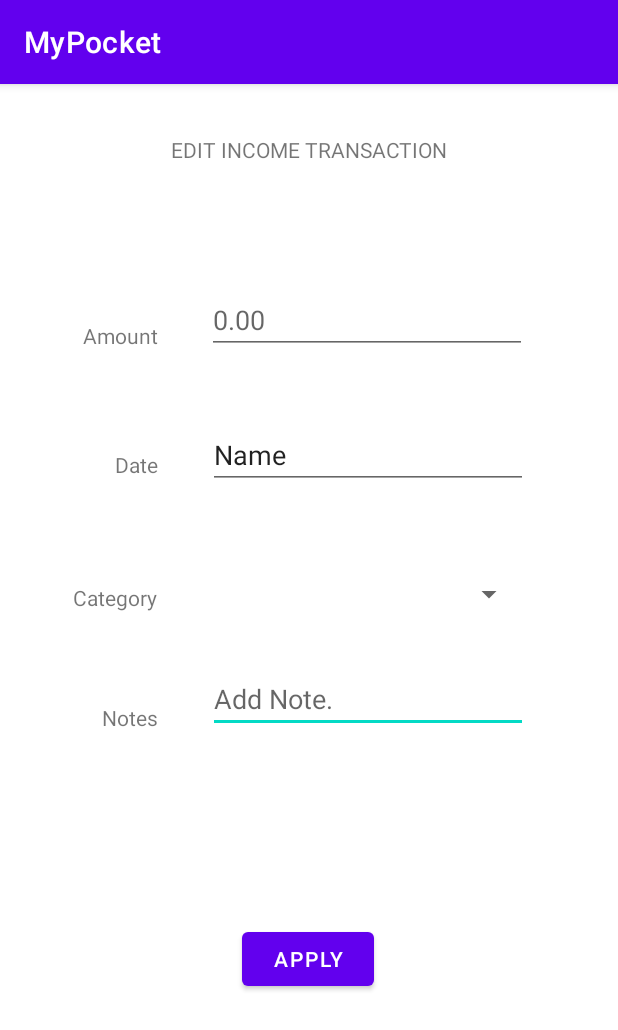
After one commit to norrisasd/MyPocket, an Android app: the income_edit_transaction screen opened directly, with no data from a screen before it, on a phone screen of 412 x 824 dp. The commit adds this screen. Shown: the top 1030 px of the screen. Run offline under Robolectric (Android 15) with nearby library versions, the light colour scheme and no system bars; Roboto replaces fonts that are not available here.

Commit message:
RETRIEVED
CATEGORY
-dialog box
-ordered listview
-refresh
-add to database
-default

TRANSACTION HISTORY
-edit for income

T^T
salamat na retrieve

```diff
--- a/app/src/main/AndroidManifest.xml
+++ b/app/src/main/AndroidManifest.xml
@@ -9,7 +9,8 @@
         android:roundIcon="@mipmap/ic_launcher_round"
         android:supportsRtl="true"
         android:theme="@style/Theme.MyPocket">
-        <activity android:name=".Categories"></activity>
+        <activity android:name=".income_edit_transaction"></activity>
+        <activity android:name=".Categories" />
         <activity android:name=".Transaction_details" />
         <activity android:name=".Billings" />
         <activity android:name=".Transaction" />
--- a/app/src/main/java/com/example/mypocket/Categories.java
+++ b/app/src/main/java/com/example/mypocket/Categories.java
@@ -25,6 +25,8 @@ public class Categories extends AppCompatActivity{
     EditText icategory;
     DBHelper db;
     String user;
+
+
     @Override
     protected void onCreate(Bundle savedInstanceState) {
         super.onCreate(savedInstanceState);
@@ -34,7 +36,7 @@ public class Categories extends AppCompatActivity{
         RadioButton income= (RadioButton) findViewById(R.id.cat_income_rad);
         FloatingActionButton add = findViewById(R.id.categorry_button);
         db = new DBHelper(getApplicationContext());
-
+        db.DefaultExpenseCategories();
 
         expense.setOnCheckedChangeListener(new CompoundButton.OnCheckedChangeListener() {
             @Override
@@ -173,6 +175,7 @@ public class Categories extends AppCompatActivity{
                             else{
                                 text.setText(inccategory);
                                 AddIncomeCategory();
+                                dialog.dismiss();
                             }
                         } catch (Exception e) {
                             e.printStackTrace();
@@ -184,6 +187,7 @@ public class Categories extends AppCompatActivity{
     }
 //database
     public void AddIncomeCategory(){
+        db = new DBHelper(getApplicationContext());
         boolean check = db.createICategory(user,icategory.getText().toString());
         if(check){
             Toast.makeText(getApplicationContext(), "Added", Toast.LENGTH_SHORT).show();
--- a/app/src/main/java/com/example/mypocket/MainActivity.java
+++ b/app/src/main/java/com/example/mypocket/MainActivity.java
@@ -59,7 +59,7 @@ public class MainActivity extends AppCompatActivity {
 
             Intent intent = new Intent(this, Home.class);
             double total = db.getTotalExpenses(username);
-
+            intent.putExtra("user",username);
             intent.putExtra("total",total);
 
             double totalinc = db.getTotalIncome(username);
--- /dev/null
+++ b/app/src/main/java/com/example/mypocket/income_edit_transaction.java
@@ -0,0 +1,26 @@
+package com.example.mypocket;
+
+import android.os.Bundle;
+import android.view.View;
+import android.widget.Button;
+
+import androidx.appcompat.app.AppCompatActivity;
+
+public class income_edit_transaction extends AppCompatActivity {
+
+    @Override
+    protected void onCreate(Bundle savedInstanceState) {
+        super.onCreate(savedInstanceState);
+        setContentView(R.layout.activity_income_edit_transaction);
+
+        Button apply = findViewById(R.id.edit_income_button);
+
+        apply.setOnClickListener(new View.OnClickListener() {
+            @Override
+            public void onClick(View v) {
+                finish();
+            }
+        });
+
+    }
+}
--- /dev/null
+++ b/app/src/main/res/layout/activity_income_edit_transaction.xml
@@ -0,0 +1,139 @@
+<?xml version="1.0" encoding="utf-8"?>
+<androidx.constraintlayout.widget.ConstraintLayout xmlns:android="http://schemas.android.com/apk/res/android"
+    xmlns:app="http://schemas.android.com/apk/res-auto"
+    xmlns:tools="http://schemas.android.com/tools"
+    android:layout_width="match_parent"
+    android:layout_height="match_parent"
+    tools:context=".income_edit_transaction">
+
+    <TextView
+        android:id="@+id/textView31"
+        android:layout_width="wrap_content"
+        android:layout_height="wrap_content"
+        android:layout_marginStart="76dp"
+        android:text="Date"
+        app:layout_constraintBottom_toTopOf="@+id/textView34"
+        app:layout_constraintEnd_toEndOf="@+id/textView33"
+        app:layout_constraintStart_toStartOf="parent"
+        app:layout_constraintTop_toBottomOf="@+id/textView33" />
+
+    <EditText
+        android:id="@+id/editTextTextPersonName"
+        android:layout_width="wrap_content"
+        android:layout_height="wrap_content"
+        android:layout_marginStart="36dp"
+        android:layout_marginEnd="63dp"
+        android:layout_marginBottom="326dp"
+        android:ems="10"
+        android:hint="Add Note."
+        android:inputType="textPersonName"
+        app:layout_constraintBottom_toBottomOf="parent"
+        app:layout_constraintEnd_toEndOf="parent"
+        app:layout_constraintStart_toEndOf="@+id/textView32"
+        app:layout_constraintTop_toBottomOf="@+id/spinner2" />
+
+    <EditText
+        android:id="@+id/editTextTextPersonName5"
+        android:layout_width="wrap_content"
+        android:layout_height="wrap_content"
+        android:layout_marginEnd="62dp"
+        android:ems="10"
+        android:inputType="textPersonName"
+        android:text="Name"
+        app:layout_constraintBottom_toTopOf="@+id/spinner2"
+        app:layout_constraintEnd_toEndOf="parent"
+        app:layout_constraintStart_toStartOf="@+id/spinner2"
+        app:layout_constraintTop_toBottomOf="@+id/editTextTextPersonName6" />
+
+    <EditText
+        android:id="@+id/editTextTextPersonName6"
+        android:layout_width="wrap_content"
+        android:layout_height="wrap_content"
+        android:layout_marginTop="72dp"
+        android:layout_marginEnd="62dp"
+        android:layout_marginBottom="35dp"
+        android:ems="10"
+        android:hint="0.00"
+        android:inputType="textPersonName"
+        app:layout_constraintBottom_toTopOf="@+id/editTextTextPersonName5"
+        app:layout_constraintEnd_toEndOf="parent"
+        app:layout_constraintStart_toStartOf="@+id/editTextTextPersonName5"
+        app:layout_constraintTop_toBottomOf="@+id/textView39" />
+
+    <TextView
+        android:id="@+id/textView32"
+        android:layout_width="wrap_content"
+        android:layout_height="wrap_content"
+        android:layout_marginStart="67dp"
+        android:layout_marginBottom="326dp"
+        android:text="Notes"
+        app:layout_constraintBottom_toBottomOf="parent"
+        app:layout_constraintEnd_toEndOf="@+id/textView34"
+        app:layout_constraintStart_toStartOf="parent"
+        app:layout_constraintTop_toBottomOf="@+id/textView34" />
+
+    <TextView
+        android:id="@+id/textView33"
+        android:layout_width="wrap_content"
+        android:layout_height="wrap_content"
+        android:layout_marginStart="55dp"
+        android:layout_marginTop="148dp"
+        android:layout_marginBottom="57dp"
+        android:text="Amount"
+        app:layout_constraintBottom_toTopOf="@+id/textView31"
+        app:layout_constraintStart_toStartOf="parent"
+        app:layout_constraintTop_toTopOf="parent" />
+
+    <TextView
+        android:id="@+id/textView34"
+        android:layout_width="wrap_content"
+        android:layout_height="wrap_content"
+        android:layout_marginStart="48dp"
+        android:layout_marginTop="59dp"
+        android:layout_marginBottom="51dp"
+        android:text="Category"
+        app:layout_constraintBottom_toTopOf="@+id/textView32"
+        app:layout_constraintEnd_toEndOf="@+id/textView31"
+        app:layout_constraintStart_toStartOf="parent"
+        app:layout_constraintTop_toBottomOf="@+id/textView31" />
+
+    <Spinner
+        android:id="@+id/spinner2"
+        android:layout_width="210dp"
+        android:layout_height="36dp"
+        android:layout_marginTop="43dp"
+        android:layout_marginEnd="61dp"
+        android:layout_marginBottom="20dp"
+        app:layout_constraintBottom_toTopOf="@+id/editTextTextPersonName"
+        app:layout_constraintEnd_toEndOf="parent"
+        app:layout_constraintStart_toStartOf="@+id/editTextTextPersonName"
+        app:layout_constraintTop_toBottomOf="@+id/editTextTextPersonName5" />
+
+    <TextView
+        android:id="@+id/textView39"
+        android:layout_width="wrap_content"
+        android:layout_height="wrap_content"
+        android:layout_marginStart="114dp"
+        android:layout_marginEnd="114dp"
+        android:text="EDIT INCOME TRANSACTION"
+        app:layout_constraintBottom_toBottomOf="parent"
+        app:layout_constraintEnd_toEndOf="parent"
+        app:layout_constraintHorizontal_bias="0.0"
+        app:layout_constraintStart_toStartOf="parent"
+        app:layout_constraintTop_toTopOf="parent"
+        app:layout_constraintVertical_bias="0.045" />
+
+    <Button
+        android:id="@+id/edit_income_button"
+        android:layout_width="wrap_content"
+        android:layout_height="wrap_content"
+        android:layout_marginStart="158dp"
+        android:layout_marginTop="122dp"
+        android:layout_marginEnd="159dp"
+        android:layout_marginBottom="156dp"
+        android:text="APPLY"
+        app:layout_constraintBottom_toBottomOf="parent"
+        app:layout_constraintEnd_toEndOf="parent"
+        app:layout_constraintStart_toStartOf="parent"
+        app:layout_constraintTop_toBottomOf="@+id/editTextTextPersonName" />
+</androidx.constraintlayout.widget.ConstraintLayout>
```
Also changed, not shown: app/src/main/java/com/example/mypocket/DBHelper.java (+22 -6 lines), app/src/main/java/com/example/mypocket/Transaction_details.java (+47 -5 lines), app/src/main/java/com/example/mypocket/expense_list.java (+21 -5 lines), app/src/main/java/com/example/mypocket/income_list.java (+82 -4 lines), app/src/main/res/layout/fragment_expense_list.xml (+5 -6 lines), app/src/main/res/layout/fragment_income_list.xml (+9 -6 lines), app/src/main/res/layout/income_edit_category.xml (added, +21 -0 lines), app/src/main/res/layout/income_edit_transaction.xml (added, +107 -0 lines).
